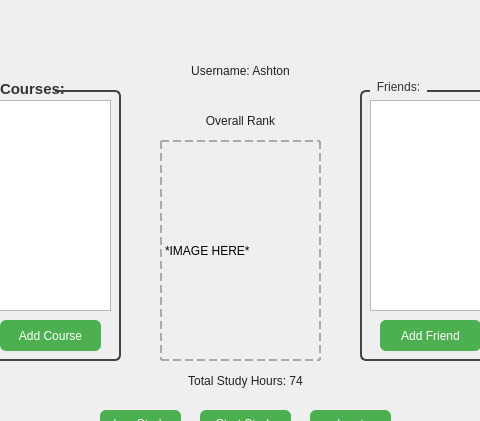
daynadrant/Course-App, file 376_Project/homepage.ui: the form before one commit; both pictures show x 210 to 690 and y 0 to 421 of the 900 by 600 pixel window.
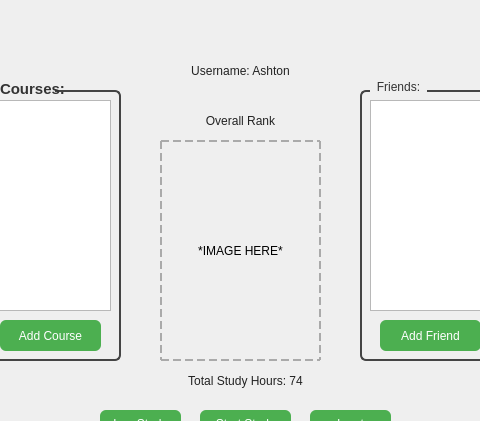
The form after the commit.

```diff
--- a/376_Project/homepage.ui
+++ b/376_Project/homepage.ui
@@ -240,6 +240,9 @@
    <property name="text">
     <string>*IMAGE HERE*</string>
    </property>
+   <property name="alignment">
+    <set>Qt::AlignmentFlag::AlignCenter</set>
+   </property>
   </widget>
   <widget class="QLabel" name="studyHoursLabel">
    <property name="geometry">
```
